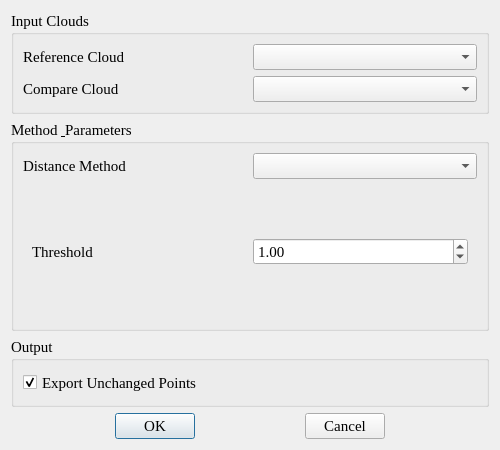
Old version of the form src/plugins/changedetectplugin.ui in the repository Libaocheng3811/PointWorks.
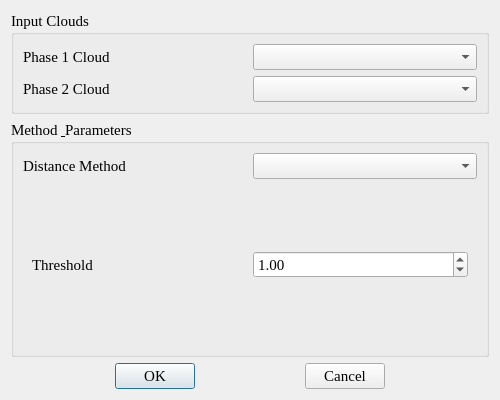
New version of the form. The open tabs and pages were chosen to show the change.

What changed in the file:
```diff
--- a/src/plugins/changedetectplugin.ui
+++ b/src/plugins/changedetectplugin.ui
@@ -7,7 +7,7 @@
     <x>0</x>
     <y>0</y>
     <width>500</width>
-    <height>450</height>
+    <height>400</height>
    </rect>
   </property>
   <property name="windowTitle">
@@ -35,7 +35,7 @@
          </size>
         </property>
         <property name="text">
-         <string>Reference Cloud</string>
+         <string>Phase 1 Cloud</string>
         </property>
        </widget>
       </item>
@@ -58,7 +58,7 @@
          </size>
         </property>
         <property name="text">
-         <string>Compare Cloud</string>
+         <string>Phase 2 Cloud</string>
         </property>
        </widget>
       </item>
@@ -320,37 +320,6 @@
      </layout>
     </widget>
    </item>
-   <item>
-    <widget class="QGroupBox" name="groupBox_3">
-     <property name="font">
-      <font>
-       <family>Times New Roman</family>
-       <pointsize>11</pointsize>
-      </font>
-     </property>
-     <property name="title">
-      <string>Output</string>
-     </property>
-     <layout class="QHBoxLayout" name="horizontalLayout">
-      <item>
-       <widget class="QCheckBox" name="chk_export">
-        <property name="minimumSize">
-         <size>
-          <width>0</width>
-          <height>25</height>
-         </size>
-        </property>
-        <property name="text">
-         <string>Export Unchanged Points</string>
-        </property>
-        <property name="checked">
-         <bool>true</bool>
-        </property>
-       </widget>
-      </item>
-     </layout>
-    </widget>
-   </item>
    <item>
     <layout class="QHBoxLayout" name="horizontalLayout_2">
      <item>
```
Left out of the diff: 14 changed lines with no effect on the pictures.
